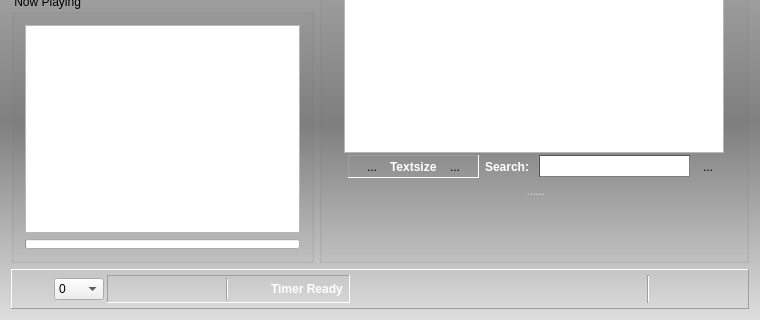
Old version of the form vlc-record/forms/recorder_inc.ui in the repository code-google-com/vlc-record; both pictures show x 0 to 760 and y 336 to 656 of the 760 by 656 pixel window.
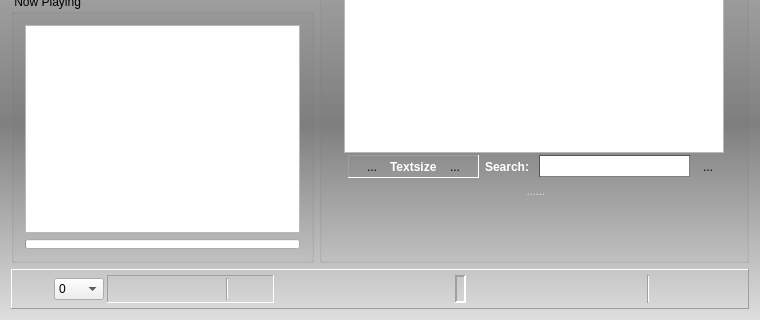
New version of the form. Icons and pictures are not drawn. Custom widgets are drawn as their Qt base class.

Commit message: - new LCD display - remove ugly player state from player widget - switch LCD display on signal from player widget

```diff
--- a/vlc-record/forms/recorder_inc.ui
+++ b/vlc-record/forms/recorder_inc.ui
@@ -862,16 +862,47 @@
            </property>
           </widget>
          </item>
+        </layout>
+       </widget>
+      </item>
+      <item>
+       <spacer name="horizontalSpacer_3">
+        <property name="orientation">
+         <enum>Qt::Horizontal</enum>
+        </property>
+        <property name="sizeHint" stdset="0">
+         <size>
+          <width>40</width>
+          <height>20</height>
+         </size>
+        </property>
+       </spacer>
+      </item>
+      <item>
+       <widget class="QFrame" name="frameState">
+        <property name="frameShape">
+         <enum>QFrame::Panel</enum>
+        </property>
+        <property name="frameShadow">
+         <enum>QFrame::Sunken</enum>
+        </property>
+        <property name="lineWidth">
+         <number>2</number>
+        </property>
+        <layout class="QHBoxLayout" name="horizontalLayout">
+         <property name="spacing">
+          <number>2</number>
+         </property>
+         <property name="margin">
+          <number>0</number>
+         </property>
          <item>
-          <widget class="QLabel" name="labTimerInfo">
-           <property name="styleSheet">
-            <string notr="true">QLabel#labTimerInfo {
-font-weight: bold;
-color: white;
-}</string>
-           </property>
+          <widget class="QLabel" name="labState">
            <property name="text">
-            <string>Timer Ready</string>
+            <string/>
+           </property>
+           <property name="pixmap">
+            <pixmap resource="../vlc-record.qrc">:/lcd/blank</pixmap>
            </property>
           </widget>
          </item>
```
The commit also changes 29 other files.
